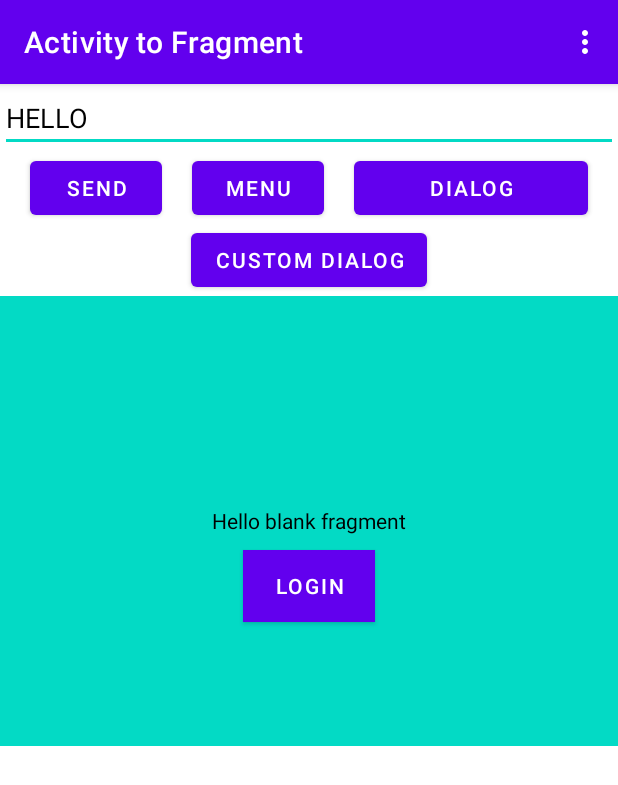
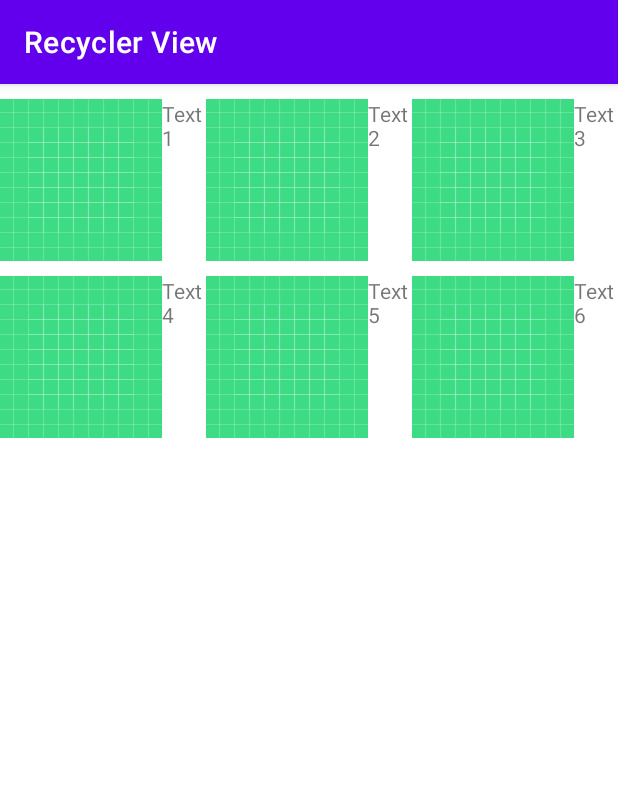
Before and after one commit to Sabindara17/ActivityToFragment, an Android app: the screen it shows after launch (MainActivity before the commit, RecyclerViewActivity after it), on a phone screen of 412 x 824 dp. Shown: the top 785 px of the screen. Run offline under Robolectric (Android 15) with nearby library versions, the phone set to English and light mode, and no system bars.

Commit message:
Implementation of recycler view example with custom list

```diff
--- /dev/null
+++ b/app/src/main/java/com/example/activitytofragment/DataModel.java
@@ -0,0 +1,11 @@
+package com.example.activitytofragment;
+
+public class DataModel {
+    final String text;
+    final int images;
+
+    public DataModel(String text, int images) {
+        this.text = text;
+        this.images = images;
+    }
+}
--- a/app/src/main/java/com/example/activitytofragment/MainActivity.java
+++ /dev/null
@@ -1,115 +0,0 @@
-package com.example.activitytofragment;
-
-import androidx.annotation.NonNull;
-import androidx.appcompat.app.AppCompatActivity;
-import androidx.fragment.app.DialogFragment;
-import androidx.fragment.app.FragmentManager;
-import androidx.fragment.app.FragmentTransaction;
-
-import android.os.Bundle;
-import android.view.Menu;
-import android.view.MenuInflater;
-import android.view.MenuItem;
-import android.view.View;
-import android.widget.Button;
-import android.widget.EditText;
-import android.widget.PopupMenu;
-import android.widget.Toast;
-
-public class MainActivity extends AppCompatActivity {
-    Button btn, menu_btn,dialog_btn,custom_dialog;
-    One fragment;
-
-    @Override
-    protected void onCreate(Bundle savedInstanceState) {
-        super.onCreate(savedInstanceState);
-        setContentView(R.layout.activity_main);
-        fragment = new One();
-        getSupportFragmentManager().beginTransaction()
-                .replace(R.id.fragment_fg, fragment)
-                .commit();
-
-        btn = findViewById(R.id.fragment_abtn);
-        menu_btn = findViewById(R.id.menu_btn);
-        dialog_btn = findViewById(R.id.dialog_btn);
-        custom_dialog = findViewById(R.id.dialog_custom_btn);
-        btn.setOnClickListener(new View.OnClickListener() {
-            @Override
-            public void onClick(View v) {
-                EditText editText = findViewById(R.id.fragment_et);
-                String text = editText.getText().toString();
-                fragment.updateText(text);
-
-            }
-        });
-
-        menu_btn.setOnClickListener(new View.OnClickListener() {
-            @Override
-            public void onClick(View v) {
-
-                PopupMenu popup = new PopupMenu(MainActivity.this, v);
-                popup.inflate(R.menu.my);
-                popup.show();
-                popup.setOnMenuItemClickListener(new PopupMenu.OnMenuItemClickListener() {
-                    @Override
-                    public boolean onMenuItemClick(MenuItem item) {
-                        int id = item.getItemId();
-                        if (id == R.id.menu_item1) {
-                            Toast.makeText(MainActivity.this, "toast " + item.toString(), Toast.LENGTH_SHORT).show();
-
-                            return true;
-                        } else if (id == R.id.menu_item2) {
-                            Toast.makeText(MainActivity.this, "toast " + item.toString(), Toast.LENGTH_SHORT).show();
-
-                            return true;
-                        }
-                        return false;
-                    }
-                });
-
-
-            }
-        });
-
-        dialog_btn.setOnClickListener(new View.OnClickListener() {
-            @Override
-            public void onClick(View v) {
-                DialogFragment dialogFragment = new com.example.activitytofragment.DialogFragment();
-                dialogFragment.show(getSupportFragmentManager(), "d");
-            }
-        });
-
-        custom_dialog.setOnClickListener(new View.OnClickListener() {
-            @Override
-            public void onClick(View v) {
-                CustomDialog customDialog = new CustomDialog(MainActivity.this);
-               customDialog.setCancelable(false
-               );
-                customDialog.show();
-            }
-        });
-
-    }
-
-
-    @Override
-    public boolean onCreateOptionsMenu(Menu menu) {
-        MenuInflater inflater = getMenuInflater();
-        inflater.inflate(R.menu.my, menu);
-        return super.onCreateOptionsMenu(menu);
-    }
-
-    @Override
-    public boolean onOptionsItemSelected(@NonNull MenuItem item) {
-        int id = item.getItemId();
-
-        if (id == R.id.menu_item1) {
-            Toast.makeText(MainActivity.this, "toast " + item.toString(), Toast.LENGTH_SHORT).show();
-            return true;
-        } else if (id == R.id.menu_item2) {
-            Toast.makeText(MainActivity.this, "toast " + item.toString(), Toast.LENGTH_SHORT).show();
-            return true;
-        }
-        return super.onOptionsItemSelected(item);
-    }
-}
--- a/app/src/main/java/com/example/activitytofragment/One.java
+++ /dev/null
@@ -1,32 +0,0 @@
-package com.example.activitytofragment;
-
-import android.os.Bundle;
-
-import androidx.fragment.app.Fragment;
-
-import android.view.LayoutInflater;
-import android.view.View;
-import android.view.ViewGroup;
-import android.widget.TextView;
-import android.widget.Toast;
-
-
-public class One extends Fragment {
-    String d;
-    TextView txt;
-    View v;
-
-    @Override
-    public View onCreateView(LayoutInflater inflater, ViewGroup container,
-                             Bundle savedInstanceState) {
-        // Inflate the layout for this fragment
-      v = inflater.inflate(R.layout.fragment_one, container, false);
-        return v;
-    }
-    public void updateText(String text) {
-        Toast.makeText(getContext(), "toast "+text, Toast.LENGTH_SHORT).show();
-        TextView textView = v.findViewById(R.id.fragment_tv);
-        textView.setText(text);
-    }
-
-}
--- /dev/null
+++ b/app/src/main/java/com/example/activitytofragment/RecyclerViewActivity.java
@@ -0,0 +1,42 @@
+package com.example.activitytofragment;
+
+import androidx.appcompat.app.AppCompatActivity;
+import androidx.recyclerview.widget.GridLayoutManager;
+import androidx.recyclerview.widget.LinearLayoutManager;
+import androidx.recyclerview.widget.RecyclerView;
+
+import android.os.Bundle;
+
+import java.util.ArrayList;
+
+public class RecyclerViewActivity extends AppCompatActivity {
+
+    ArrayList<DataModel> dataModels = new ArrayList<DataModel>();
+
+    RecyclerView recyclerView;
+    RecyclerViewAdapter recyclerViewAdapter;
+
+    @Override
+    protected void onCreate(Bundle savedInstanceState) {
+        super.onCreate(savedInstanceState);
+        setContentView(R.layout.activity_recycler_view);
+        recyclerView = findViewById(R.id.rc_view);
+        ///
+        populateData();
+        ///
+        recyclerViewAdapter= new RecyclerViewAdapter(dataModels);
+
+        recyclerView.setLayoutManager(new GridLayoutManager(this,3));
+        recyclerView.setAdapter(recyclerViewAdapter);
+
+    }
+
+    void populateData(){
+        dataModels.add(new DataModel("Text 1",R.drawable.ic_launcher_background));
+        dataModels.add(new DataModel("Text 2",R.drawable.ic_launcher_background));
+        dataModels.add(new DataModel("Text 3",R.drawable.ic_launcher_background));
+        dataModels.add(new DataModel("Text 4",R.drawable.ic_launcher_background));
+        dataModels.add(new DataModel("Text 5",R.drawable.ic_launcher_background));
+        dataModels.add(new DataModel("Text 6",R.drawable.ic_launcher_background));
+    }
+}
--- /dev/null
+++ b/app/src/main/java/com/example/activitytofragment/RecyclerViewAdapter.java
@@ -0,0 +1,53 @@
+package com.example.activitytofragment;
+
+import android.content.Context;
+import android.view.LayoutInflater;
+import android.view.View;
+import android.view.ViewGroup;
+import android.widget.ImageView;
+import android.widget.TextView;
+
+import androidx.annotation.NonNull;
+import androidx.recyclerview.widget.RecyclerView;
+
+import java.util.ArrayList;
+
+public class RecyclerViewAdapter extends RecyclerView.Adapter<RecyclerViewAdapter.ViewHolder> {
+    final ArrayList<DataModel> mDataModel;
+
+    public RecyclerViewAdapter(ArrayList<DataModel> mDataModel) {
+        this.mDataModel = mDataModel;
+    }
+
+    @NonNull
+    @Override
+    public RecyclerViewAdapter.ViewHolder onCreateViewHolder(@NonNull ViewGroup parent, int viewType) {
+        View view = LayoutInflater.from(parent.getContext())
+                .inflate(R.layout.recycler_view_item, parent, false);
+        return new ViewHolder(view);
+    }
+
+    @Override
+    public void onBindViewHolder(@NonNull RecyclerViewAdapter.ViewHolder holder, int position) {
+        DataModel dataModel = mDataModel.get(position);
+        holder.mTextView.setText(dataModel.text);
+        holder.mImageView.setImageResource(dataModel.images);
+
+
+    }
+
+    @Override
+    public int getItemCount() {
+        return mDataModel.size();
+    }
+
+    public class ViewHolder extends RecyclerView.ViewHolder {
+        public TextView mTextView;
+        public ImageView mImageView;
+        public ViewHolder(@NonNull View itemView) {
+            super(itemView);
+            mTextView= itemView.findViewById(R.id.rc_item_tv);
+            mImageView= itemView.findViewById(R.id.rc_item_iv);
+        }
+    }
+}
--- a/app/src/main/res/layout/activity_main.xml
+++ /dev/null
@@ -1,63 +0,0 @@
-<?xml version="1.0" encoding="utf-8"?>
-<RelativeLayout xmlns:android="http://schemas.android.com/apk/res/android"
-    xmlns:app="http://schemas.android.com/apk/res-auto"
-    xmlns:tools="http://schemas.android.com/tools"
-    android:layout_width="match_parent"
-    android:layout_height="match_parent"
-    tools:context=".MainActivity">
-
-    <EditText
-        android:id="@+id/fragment_et"
-        android:layout_width="match_parent"
-        android:layout_height="wrap_content"
-        android:hint="HELLO"
-
-        android:textColor="@color/black"
-
-        android:textColorHint="@color/black" />
-
-    <Button
-        android:id="@+id/fragment_abtn"
-        android:layout_width="wrap_content"
-        android:layout_height="wrap_content"
-        android:layout_below="@+id/fragment_et"
-        android:layout_marginLeft="20dp"
-
-        android:text="Send" />
-
-    <Button
-        android:id="@+id/menu_btn"
-        android:layout_width="wrap_content"
-        android:layout_height="wrap_content"
-        android:layout_below="@+id/fragment_et"
-        android:layout_marginLeft="20dp"
-        android:layout_marginRight="20dp"
-        android:layout_toEndOf="@+id/fragment_abtn"
-        android:text="Menu" />
-
-    <Button
-        android:id="@+id/dialog_btn"
-        android:layout_width="wrap_content"
-        android:layout_height="wrap_content"
-        android:layout_below="@+id/fragment_et"
-        android:layout_alignParentEnd="true"
-        android:layout_marginRight="20dp"
-        android:layout_toEndOf="@+id/menu_btn"
-        android:text="Dialog" />
-
-    <Button
-        android:id="@+id/dialog_custom_btn"
-        android:layout_width="wrap_content"
-        android:layout_height="wrap_content"
-        android:layout_below="@+id/dialog_btn"
-        android:layout_centerInParent="true"
-        android:text="Custom Dialog" />
-
-    <androidx.fragment.app.FragmentContainerView
-        android:id="@+id/fragment_fg"
-        android:layout_width="match_parent"
-        android:layout_height="300dp"
-        android:layout_below="@+id/dialog_custom_btn"
-        tools:layout="@layout/fragment_one" />
-
-</RelativeLayout>
--- /dev/null
+++ b/app/src/main/res/layout/activity_recycler_view.xml
@@ -0,0 +1,15 @@
+<?xml version="1.0" encoding="utf-8"?>
+<LinearLayout xmlns:android="http://schemas.android.com/apk/res/android"
+    xmlns:app="http://schemas.android.com/apk/res-auto"
+    xmlns:tools="http://schemas.android.com/tools"
+    android:layout_width="match_parent"
+    android:layout_height="match_parent"
+    android:orientation="vertical"
+    tools:context=".RecyclerViewActivity">
+
+    <androidx.recyclerview.widget.RecyclerView
+        android:id="@+id/rc_view"
+        android:layout_width="match_parent"
+        android:layout_height="match_parent"/>
+
+</LinearLayout>
--- a/app/src/main/res/layout/fragment_one.xml
+++ /dev/null
@@ -1,31 +0,0 @@
-<?xml version="1.0" encoding="utf-8"?>
-<RelativeLayout xmlns:android="http://schemas.android.com/apk/res/android"
-    xmlns:tools="http://schemas.android.com/tools"
-    android:layout_width="match_parent"
-    android:layout_height="match_parent"
-    android:background="@color/teal_200"
-    tools:context=".One">
-
-    <!-- TODO: Update blank fragment layout -->
-    <TextView
-        android:layout_width="wrap_content"
-        android:id="@+id/fragment_tv"
-        android:layout_height="wrap_content"
-        android:text="@string/hello_blank_fragment"
-        android:layout_centerInParent="true"
-        android:textColor="@color/black"
-        />
-
-    <Button
-        android:id="@+id/fragment_btn"
-        android:layout_width="wrap_content"
-        android:layout_below="@+id/fragment_tv"
-        android:layout_centerInParent="true"
-        android:layout_height="wrap_content"
-        android:layout_marginTop="10dp"
-        android:background="@color/black"
-        android:text="Login"
-        android:textColor="@color/white"></Button>
-
-
-</RelativeLayout>
--- /dev/null
+++ b/app/src/main/res/layout/recycler_view_item.xml
@@ -0,0 +1,20 @@
+<?xml version="1.0" encoding="utf-8"?>
+<LinearLayout xmlns:android="http://schemas.android.com/apk/res/android"
+    android:layout_width="match_parent"
+    android:layout_marginTop="10dp"
+    android:layout_height="wrap_content">
+
+    <ImageView
+        android:id="@+id/rc_item_iv"
+        android:layout_width="wrap_content"
+        android:src="@drawable/ic_launcher_background"
+        android:layout_height="wrap_content"/>
+
+    <TextView
+        android:id="@+id/rc_item_tv"
+
+        android:text="Hello From the RecyclerView"
+        android:layout_width="wrap_content"
+        android:layout_height="wrap_content"/>
+
+</LinearLayout>
--- a/app/src/main/res/values/strings.xml
+++ b/app/src/main/res/values/strings.xml
@@ -1,5 +1,5 @@
 <resources>
-    <string name="app_name">Activity to Fragment</string>
+    <string name="app_name">Recycler View</string>
     <!-- TODO: Remove or change this placeholder text -->
     <string name="hello_blank_fragment">Hello blank fragment</string>
 </resources>
```
Also changed, not shown: app/src/main/AndroidManifest.xml (+4 -3 lines), app/src/main/java/com/example/activitytofragment/CustomDialog.java (deleted, +0 -36 lines), app/src/main/java/com/example/activitytofragment/DialogFragment.java (deleted, +0 -34 lines), app/src/main/res/layout/custom_dialog.xml (deleted, +0 -32 lines).
